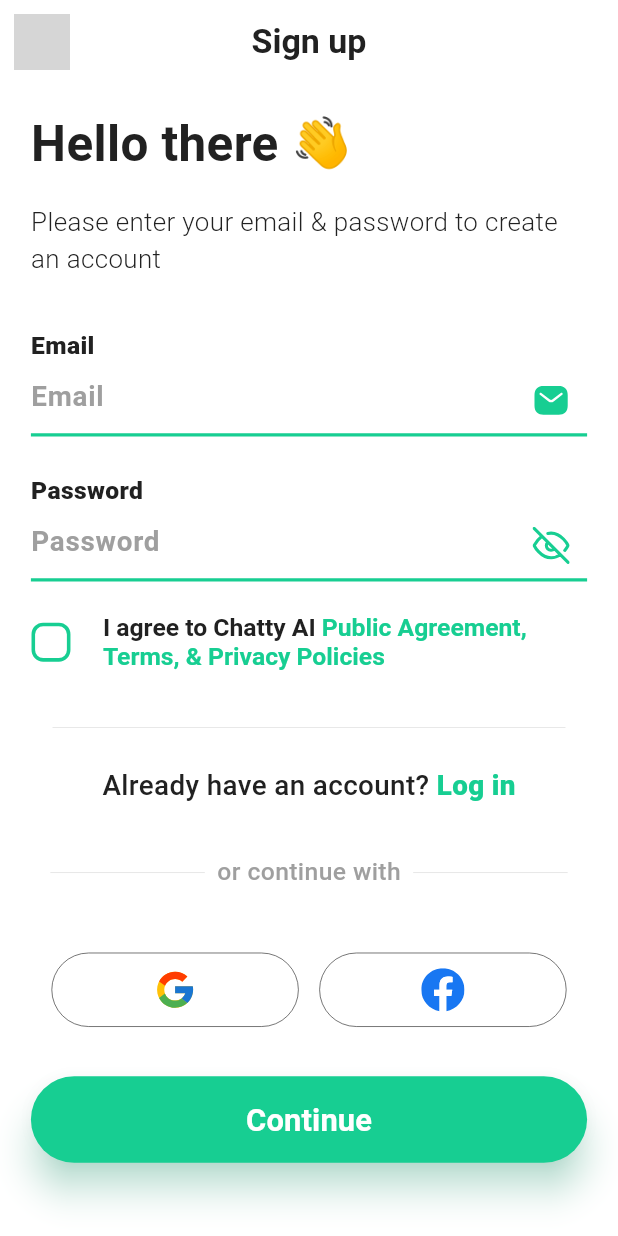
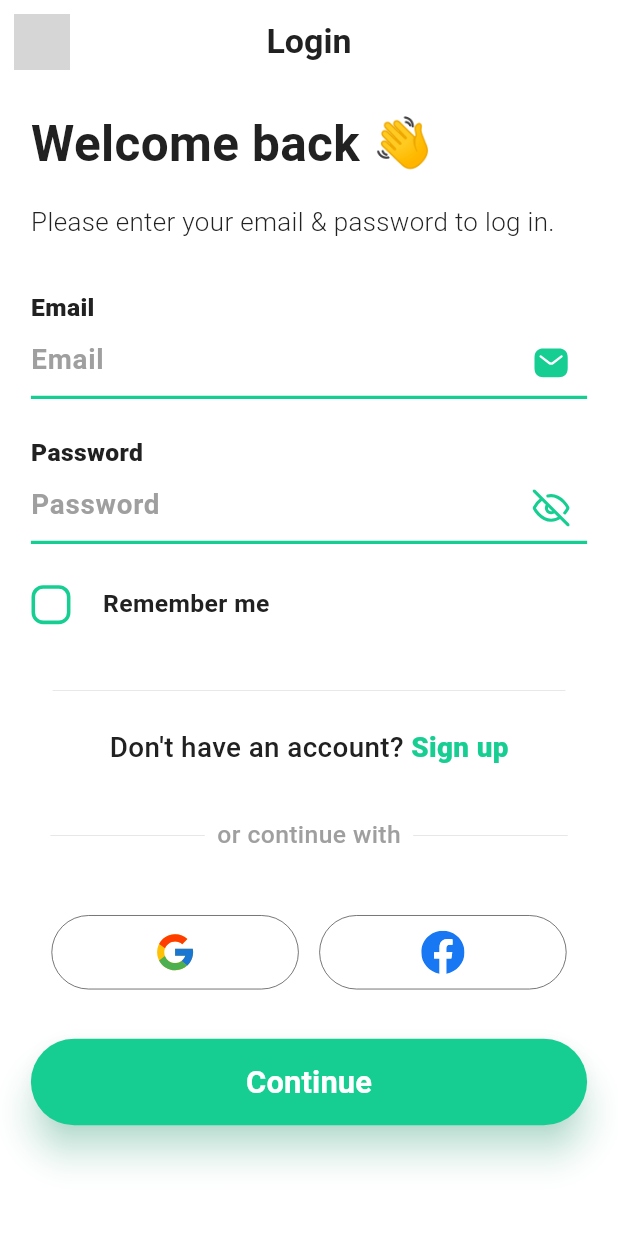
Before and after one commit to danyalyameen/chatty_ai, a Flutter app: the screen it shows after launch, on a phone screen of 412 x 824 dp. Run offline on Flutter 3.47's test engine with Material 3 defaults, Android fonts, the phone set to English and light mode, and no system bars; our stand-ins replace flutter_spinkit, flutter_svg, stacked, stacked_services, stacked_shared; grey boxes are pictures that could not be loaded.

Commit message:
Login View Completed

```diff
--- /dev/null
+++ b/lib/Features/Authentication/Log in/Views/login_view.dart
@@ -0,0 +1,348 @@
+import 'package:chatty_ai/Constants/app_colors.dart';
+import 'package:chatty_ai/Constants/icons_path.dart';
+import 'package:chatty_ai/Features/Authentication/Log%20in/Views/login_view_model.dart';
+import 'package:chatty_ai/Widgets/custom_elevated_button.dart';
+import 'package:chatty_ai/Widgets/custom_text_form_field.dart';
+import 'package:chatty_ai/Widgets/white_app_bar.dart';
+import 'package:flutter/material.dart';
+import 'package:flutter_svg/svg.dart';
+import 'package:stacked/stacked.dart';
+
+class LoginView extends StackedView<LoginViewModel> {
+  const LoginView({super.key});
+
+  final String title = "Login";
+  final String buttonText = "Continue";
+
+  @override
+  Widget builder(
+      BuildContext context, LoginViewModel viewModel, Widget? child) {
+    final double width = MediaQuery.of(context).size.width;
+    final double height = MediaQuery.of(context).size.height;
+    return Scaffold(
+      backgroundColor: AppColors.primaryLight,
+      resizeToAvoidBottomInset: false,
+      appBar: whiteAppBar(backArrow: true, title: title, width: width),
+      body: Padding(
+        padding: EdgeInsets.only(
+            left: width * 0.05, top: height * 0.02, right: width * 0.05),
+        child: Column(
+          crossAxisAlignment: CrossAxisAlignment.start,
+          children: [
+            // Title and Description
+            _LoginTexts(
+              width: width,
+              height: height,
+            ),
+            // For Spacing
+            SizedBox(
+              height: height * 0.04,
+            ),
+            // Authentication Text Form Fields
+            _AuthFields(
+              width: width,
+              height: height,
+            ),
+            // For Spacing
+            SizedBox(
+              height: height * 0.02,
+            ),
+            // Privacy Policies
+            _RememberMe(
+              width: width,
+              height: height,
+            ),
+            // For Spacing
+            SizedBox(
+              height: height * 0.04,
+            ),
+            // Log in Navigation
+            _NoHaveAccount(
+              width: width,
+              height: height,
+            ),
+            // For Spacing
+            SizedBox(
+              height: height * 0.04,
+            ),
+            // Other Authentication Methods like Google
+            _OtherAuthMethods(
+              width: width,
+              height: height,
+            ),
+            // For Spacing
+            SizedBox(
+              height: height * 0.04,
+            ),
+            // Continue Button
+            CustomElevatedButton(
+              width: width,
+              text: buttonText,
+              height: height,
+              elevation: true,
+            ),
+          ],
+        ),
+      ),
+    );
+  }
+
+  @override
+  LoginViewModel viewModelBuilder(BuildContext context) => LoginViewModel();
+}
+
+class _LoginTexts extends StatelessWidget {
+  final double width, height;
+  const _LoginTexts({required this.width, required this.height});
+
+  final String title = "Welcome back 👋";
+  final String description = "Please enter your email & password to log in.";
+
+  @override
+  Widget build(BuildContext context) {
+    return Column(
+      crossAxisAlignment: CrossAxisAlignment.start,
+      children: [
+        // Title
+        Text(
+          title,
+          style: TextStyle(
+            color: AppColors.primaryBlack,
+            fontWeight: FontWeight.w700,
+            fontSize: width * 0.08,
+          ),
+        ),
+        // For Spacing
+        SizedBox(
+          height: height * 0.02,
+        ),
+        // Description
+        Text(
+          description,
+          style: TextStyle(
+            color: AppColors.primaryBlack,
+            fontWeight: FontWeight.w300,
+            fontSize: width * 0.042,
+          ),
+        )
+      ],
+    );
+  }
+}
+
+class _AuthFields extends ViewModelWidget<LoginViewModel> {
+  final double width, height;
+  const _AuthFields({required this.width, required this.height});
+
+  final String emailText = "Email";
+  final String passwordText = "Password";
+
+  @override
+  Widget build(BuildContext context, LoginViewModel viewModel) {
+    return Column(
+      children: [
+        // Email
+        CustomTextFormField(
+          title: emailText,
+          hintText: emailText,
+          icon: IconsPath.email,
+          iconSize: width * 0.06,
+          onPressed: () {},
+        ),
+        // For Spacing
+        SizedBox(
+          height: height * 0.03,
+        ),
+        // Password
+        CustomTextFormField(
+          title: passwordText,
+          hintText: passwordText,
+          obscureText: !viewModel.isShow,
+          icon: viewModel.isShow ? IconsPath.darkMode : IconsPath.unshow,
+          iconSize: viewModel.isShow ? width * 0.09 : width * 0.06,
+          onPressed: () {
+            viewModel.iconToggle();
+          },
+        ),
+      ],
+    );
+  }
+}
+
+class _RememberMe extends ViewModelWidget<LoginViewModel> {
+  final double width, height;
+  const _RememberMe({required this.width, required this.height});
+
+  final title = "Remember me";
+
+  @override
+  Widget build(BuildContext context, LoginViewModel viewModel) {
+    return Row(
+      children: [
+        // To Adjust Size of Check Box
+        Transform.scale(
+          scale: width * 0.0035,
+          alignment: Alignment.centerRight,
+          child: Checkbox(
+            value: viewModel.isCheck,
+            onChanged: (value) => viewModel.checkToggle(value),
+            activeColor: AppColors.primary,
+            side: BorderSide(
+              color: AppColors.primary,
+              width: width * 0.004,
+            ),
+            shape: RoundedRectangleBorder(
+              borderRadius: BorderRadius.circular(width * 0.013),
+            ),
+          ),
+        ),
+        // Remember Me Text
+        Text(
+          title,
+          style: TextStyle(
+            color: AppColors.primaryBlack,
+            fontSize: width * 0.04,
+            fontWeight: FontWeight.w600,
+          ),
+        ),
+      ],
+    );
+  }
+}
+
+class _NoHaveAccount extends StatelessWidget {
+  final double width, height;
+  const _NoHaveAccount({required this.width, required this.height});
+
+  final String title = "Don't have an account? ";
+  final String signUpText = "Sign up";
+
+  @override
+  Widget build(BuildContext context) {
+    return Column(
+      children: [
+        // Line
+        Container(
+          color: AppColors.black60,
+          width: width * 0.83,
+          height: height * 0.0002,
+        ),
+        // For Spacing
+        SizedBox(
+          height: height * 0.03,
+        ),
+        // Texts
+        Row(
+          mainAxisAlignment: MainAxisAlignment.center,
+          children: [
+            // Main Title
+            Text(
+              title,
+              style: TextStyle(
+                color: AppColors.primaryBlack,
+                fontSize: width * 0.045,
+                fontWeight: FontWeight.w500,
+              ),
+            ),
+            // Login Text
+            InkWell(
+              onTap: () {},
+              child: Text(
+                signUpText,
+                style: TextStyle(
+                  color: AppColors.primary,
+                  fontSize: width * 0.045,
+                  fontWeight: FontWeight.w800,
+                ),
+              ),
+            ),
+          ],
+        ),
+      ],
+    );
+  }
+}
+
+class _OtherAuthMethods extends StatelessWidget {
+  final double width, height;
+  _OtherAuthMethods({required this.width, required this.height});
+
+  final List<String> icons = [
+    IconsPath.google,
+    IconsPath.facebook,
+  ];
+  final String title = "or continue with";
+
+  @override
+  Widget build(BuildContext context) {
+    return Column(
+      children: [
+        Row(
+          mainAxisAlignment: MainAxisAlignment.center,
+          children: [
+            // 1st Line
+            Container(
+              color: AppColors.black60,
+              width: width * 0.25,
+              height: height * 0.0002,
+            ),
+            // For Spacing
+            SizedBox(
+              width: width * 0.02,
+            ),
+            // Main Text
+            Text(
+              title,
+              style: TextStyle(
+                color: AppColors.black60,
+                fontSize: width * 0.04,
+                fontWeight: FontWeight.w500,
+              ),
+            ),
+            // For Spacing
+            SizedBox(
+              width: width * 0.02,
+            ),
+            // 2nd Line
+            Container(
+              color: AppColors.black60,
+              width: width * 0.25,
+              height: height * 0.0002,
+            ),
+          ],
+        ),
+        // For Spacing
+        SizedBox(
+          height: height * 0.05,
+        ),
+        Row(
+          mainAxisAlignment: MainAxisAlignment.spaceEvenly,
+          children: List.generate(
+            icons.length,
+            (index) {
+              // Border of Icons
+              return Container(
+                width: width * 0.4,
+                height: height * 0.06,
+                decoration: BoxDecoration(
+                  border: Border.all(
+                    color: AppColors.primaryBlack,
+                    width: width * 0.001,
+                  ),
+                  borderRadius: BorderRadius.circular(width),
+                ),
+                // Icon
+                child: UnconstrainedBox(
+                  child: SvgPicture.asset(
+                    icons[index],
+                    width: width * 0.07,
+                  ),
+                ),
+              );
+            },
+          ),
+        ),
+      ],
+    );
+  }
+}
--- /dev/null
+++ b/lib/Features/Authentication/Log in/Views/login_view_model.dart
@@ -0,0 +1,18 @@
+import 'package:chatty_ai/Constants/custom_view_model.dart';
+
+class LoginViewModel extends ViewModel {
+    bool _isShow = false;
+  bool _isCheck = false;
+  bool get isShow => _isShow;
+  bool get isCheck => _isCheck;
+
+  void iconToggle() {
+    _isShow = !_isShow;
+    notifyListeners();
+  }
+
+  void checkToggle(bool? value) {
+    value != null ? _isCheck = value : _isCheck;
+    notifyListeners();
+  }
+}
--- a/lib/main.dart
+++ b/lib/main.dart
@@ -1,6 +1,6 @@
 import 'package:chatty_ai/App/app.locator.dart';
 import 'package:chatty_ai/App/app.router.dart';
-import 'package:chatty_ai/Features/Authentication/Sign%20up/Views/sign_up_view.dart';
+import 'package:chatty_ai/Features/Authentication/Log%20in/Views/login_view.dart';
 import 'package:flutter/material.dart';
 import 'package:stacked_services/stacked_services.dart';
 
@@ -18,7 +18,7 @@ class MyApp extends StatelessWidget {
       debugShowCheckedModeBanner: false,
       onGenerateRoute: StackedRouter().onGenerateRoute,
       navigatorKey: StackedService.navigatorKey,
-      home: SignUpView(),
+      home: LoginView(),
     );
   }
 }
```
